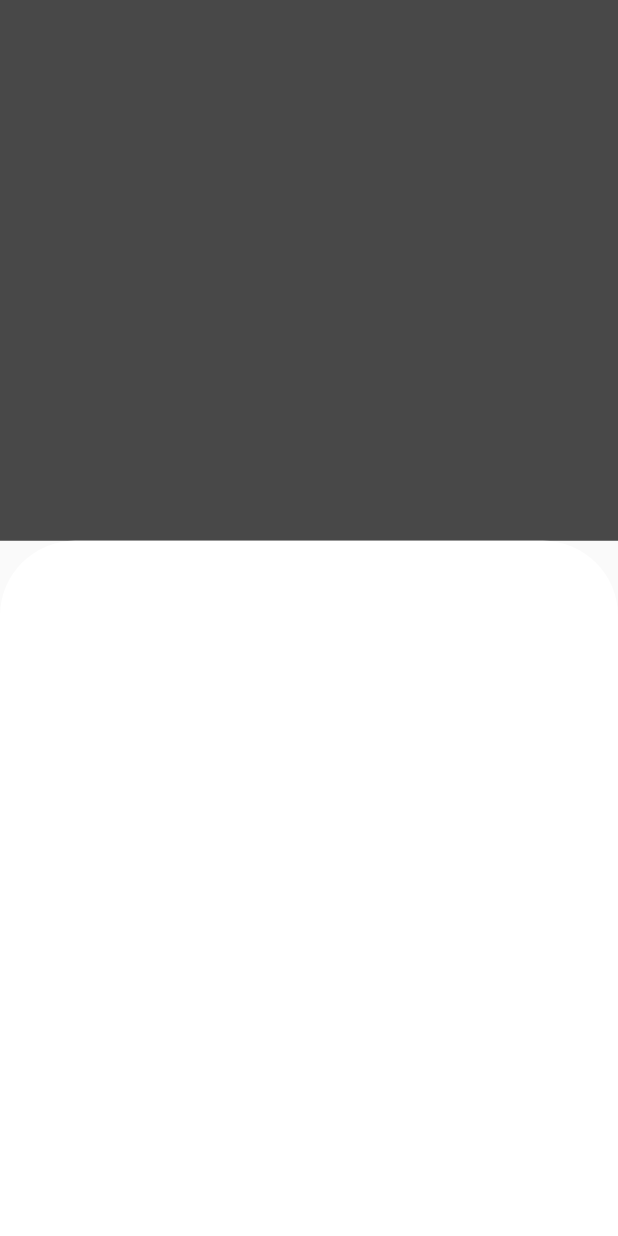
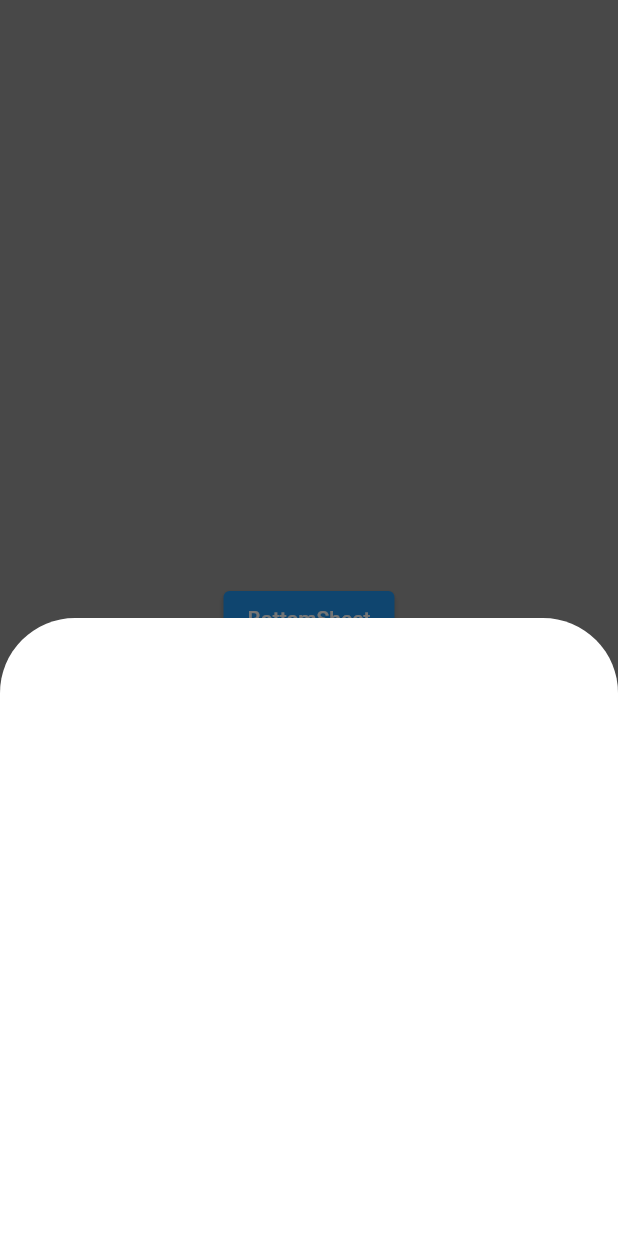
Before and after one commit to Nasibali144/pdp_lesson, a Flutter app: the screen it shows after launch, after a tap on "BottomSheet", on a phone screen of 412 x 824 dp. Run offline on Flutter 3.47's test engine with Material 2 defaults, Android fonts, the phone set to English and light mode, and no system bars.

Commit message:
Flutter B17 commit 9: Scaffold

```diff
--- a/lib/pages/lesson_twelve/lesson_twelve_one.dart
+++ b/lib/pages/lesson_twelve/lesson_twelve_one.dart
@@ -15,13 +15,16 @@ class _LessonTwelveOneState extends State<LessonTwelveOne> {
 
    Future customBottomSheet(BuildContext context) {
     return showModalBottomSheet(
-      // anchorPoint: Offset(0.5, 0.5),
+      isScrollControlled: true,
+      backgroundColor: Colors.transparent,
       context: context,
-      constraints: BoxConstraints.expand(),
+      constraints: BoxConstraints(
+        maxHeight: MediaQuery.of(context).size.height * .5,
+        // minHeight: MediaQuery.of(context).size.height * .7,
+      ),
       builder: (context) {
         return Container(
           clipBehavior: Clip.antiAlias,
-          height: MediaQuery.of(context).size.height,
           width: MediaQuery.of(context).size.width,
           decoration: const BoxDecoration(
               color: Colors.white,
```
